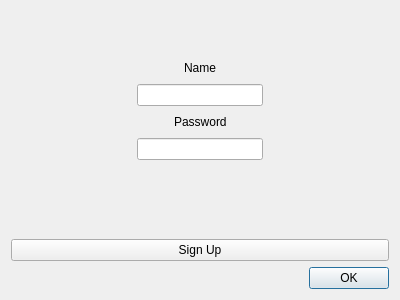
arrgn/PhysCalc, file src/auth_window.ui: the form before one commit.
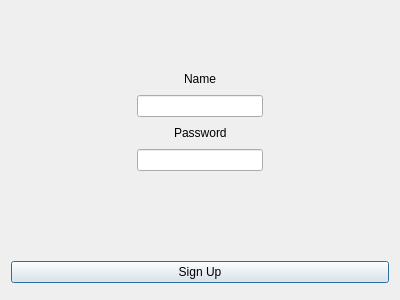
The form after the commit.

Commit message: Fix auth window

The edit to the form file:
```diff
--- a/src/auth_window.ui
+++ b/src/auth_window.ui
@@ -240,7 +240,7 @@
       <enum>Qt::Horizontal</enum>
      </property>
      <property name="standardButtons">
-      <set>QDialogButtonBox::Ok</set>
+      <set>QDialogButtonBox::NoButton</set>
      </property>
     </widget>
    </item>
```
Left out of the diff: 4 changed lines with no effect on the pictures.
